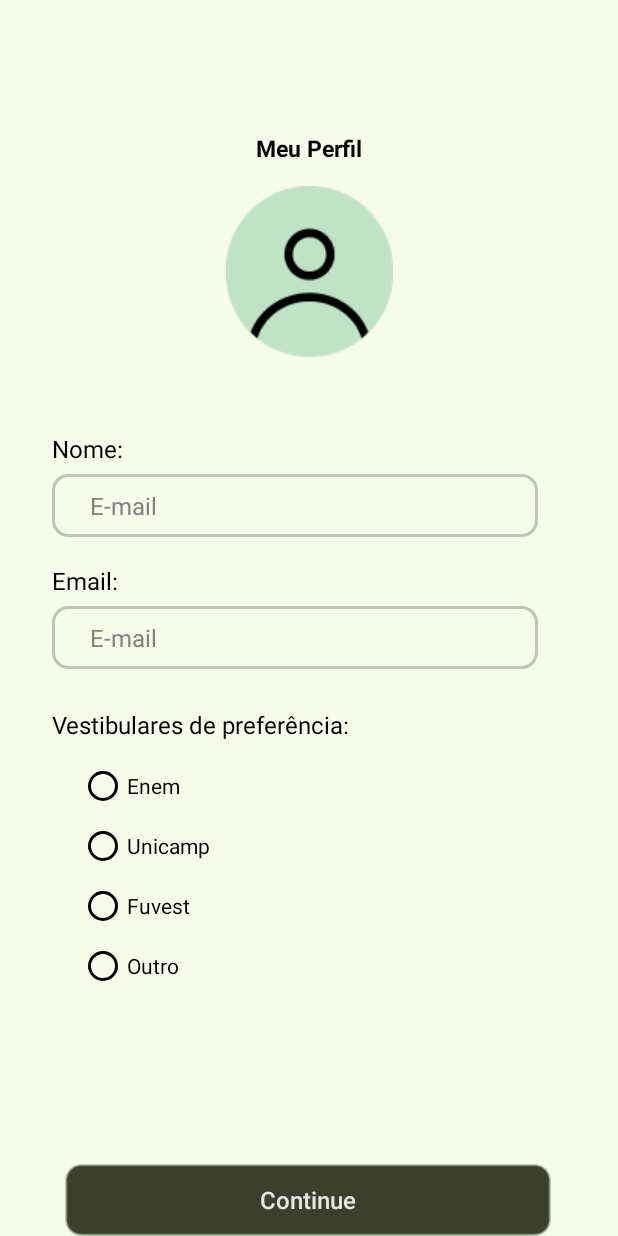
After one commit to phnrezende/trabalho_marta, an Android app: the LoginActivity screen opened directly, with no data from a screen before it, on a phone screen of 412 x 824 dp. The commit adds this screen. Run offline under Robolectric (Android 15) with nearby library versions, the phone set to English and light mode, and no system bars.

Commit message:
Segunda Tela de preferências de usuário pronto

```diff
--- a/app/src/main/AndroidManifest.xml
+++ b/app/src/main/AndroidManifest.xml
@@ -13,6 +13,9 @@
         android:theme="@style/Theme.Trabalho"
         tools:targetApi="31">
         <activity
+            android:name=".LoginActivity"
+            android:exported="false" />
+        <activity
             android:name=".SplashActivity"
             android:exported="true">
             <intent-filter>
@@ -22,8 +25,8 @@
             </intent-filter>
         </activity>
         <activity
-        android:name=".MainActivity"
-        android:exported="false" />
+            android:name=".MainActivity"
+            android:exported="false" />
     </application>
 
 </manifest>
--- /dev/null
+++ b/app/src/main/java/com/pedro/trabalho/LoginActivity.kt
@@ -0,0 +1,22 @@
+package com.pedro.trabalho
+
+import android.os.Bundle
+import androidx.activity.enableEdgeToEdge
+import androidx.appcompat.app.AppCompatActivity
+import androidx.core.view.ViewCompat
+import androidx.core.view.WindowInsetsCompat
+
+class LoginActivity : AppCompatActivity() {
+    override fun onCreate(savedInstanceState: Bundle?) {
+        super.onCreate(savedInstanceState)
+        enableEdgeToEdge()
+        setContentView(R.layout.activity_login)
+        ViewCompat.setOnApplyWindowInsetsListener(findViewById(R.id.main)) { v, insets ->
+            val systemBars = insets.getInsets(WindowInsetsCompat.Type.systemBars())
+            v.setPadding(systemBars.left, systemBars.top, systemBars.right, systemBars.bottom)
+            insets
+
+
+        }
+    }
+}
--- a/app/src/main/java/com/pedro/trabalho/MainActivity.kt
+++ b/app/src/main/java/com/pedro/trabalho/MainActivity.kt
@@ -11,11 +11,14 @@ import com.pedro.trabalho.databinding.ActivityMainBinding
 class MainActivity : AppCompatActivity() {
 
     private lateinit var binding: ActivityMainBinding
-
     override fun onCreate(savedInstanceState: Bundle?) {
         super.onCreate(savedInstanceState)
         binding = ActivityMainBinding.inflate(layoutInflater)
         setContentView(binding.root)
 
-    }
-}
+        binding.continuar.setOnClickListener {
+            val intent = Intent(this, LoginActivity::class.java)
+            startActivity(intent)
+
+        }
+}}
--- /dev/null
+++ b/app/src/main/res/layout/activity_login.xml
@@ -0,0 +1,187 @@
+<?xml version="1.0" encoding="utf-8"?>
+<androidx.constraintlayout.widget.ConstraintLayout xmlns:android="http://schemas.android.com/apk/res/android"
+    xmlns:app="http://schemas.android.com/apk/res-auto"
+    xmlns:tools="http://schemas.android.com/tools"
+    android:id="@+id/main"
+    android:layout_width="match_parent"
+    android:layout_height="match_parent"
+    android:background="@color/fundo"
+    tools:context=".LoginActivity"
+    tools:layout_editor_absoluteX="0dp"
+    tools:layout_editor_absoluteY="-8dp">
+
+    <ImageView
+        android:id="@+id/imageView"
+        android:layout_width="wrap_content"
+        android:layout_height="wrap_content"
+        android:layout_marginTop="36dp"
+        app:layout_constraintEnd_toEndOf="parent"
+        app:layout_constraintStart_toStartOf="parent"
+        app:layout_constraintTop_toTopOf="@+id/texto1"
+        app:srcCompat="@drawable/generic_avatar2" />
+
+    <EditText
+        android:id="@+id/edit_text_email"
+        android:layout_width="324dp"
+        android:layout_height="wrap_content"
+        android:layout_marginTop="192dp"
+        android:layout_weight="1"
+        android:background="@drawable/edittextnomesenha"
+        android:ems="10"
+        android:hint="E-mail"
+        android:inputType="text"
+        android:paddingHorizontal="25dp"
+        android:paddingVertical="10dp"
+        android:textColor="@color/caixinhalega"
+        android:textColorHint="@color/caixinhalega"
+        android:textSize="16dp"
+        app:layout_constraintStart_toStartOf="@+id/guideline"
+        app:layout_constraintTop_toTopOf="@+id/imageView" />
+
+    <EditText
+        android:id="@+id/edit_text_email2"
+        android:layout_width="324dp"
+        android:layout_height="wrap_content"
+        android:layout_marginTop="280dp"
+        android:layout_weight="1"
+        android:background="@drawable/edittextnomesenha"
+        android:ems="10"
+        android:hint="E-mail"
+        android:inputType="text"
+        android:paddingHorizontal="25dp"
+        android:paddingVertical="10dp"
+        android:textColor="@color/caixinhalega"
+        android:textColorHint="@color/caixinhalega"
+        android:textSize="16dp"
+        app:layout_constraintStart_toStartOf="@+id/guideline"
+        app:layout_constraintTop_toTopOf="@+id/imageView" />
+
+    <TextView
+        android:id="@+id/texto2"
+        android:layout_width="wrap_content"
+        android:layout_height="wrap_content"
+        android:layout_marginTop="164dp"
+        android:contentDescription="@null"
+        android:text="Nome:"
+        android:textColor="@color/black"
+        android:textSize="16dp"
+        app:layout_constraintStart_toStartOf="@+id/guideline"
+        app:layout_constraintTop_toTopOf="@+id/imageView" />
+
+    <TextView
+        android:id="@+id/textView2"
+        android:layout_width="wrap_content"
+        android:layout_height="wrap_content"
+        android:layout_marginTop="252dp"
+        android:contentDescription="@null"
+        android:text="Email:"
+        android:textColor="@color/black"
+        android:textSize="16dp"
+
+        app:layout_constraintStart_toStartOf="@+id/guideline"
+        app:layout_constraintTop_toTopOf="@+id/imageView" />
+
+    <TextView
+        android:id="@+id/textView3"
+        android:layout_width="wrap_content"
+        android:layout_height="wrap_content"
+        android:layout_marginTop="348dp"
+        android:contentDescription="@null"
+        android:text="Vestibulares de preferência:"
+        android:textColor="@color/black"
+        android:textSize="16dp"
+        app:layout_constraintStart_toStartOf="@+id/guideline"
+        app:layout_constraintTop_toTopOf="@+id/imageView" />
+
+    <RadioButton
+        android:id="@+id/radioButton2"
+        android:layout_width="wrap_content"
+        android:layout_height="wrap_content"
+        android:layout_marginTop="76dp"
+        android:text="Unicamp"
+        android:textColor="@color/black"
+        android:buttonTint="@color/black"
+        app:layout_constraintStart_toStartOf="@+id/guideline2"
+        app:layout_constraintTop_toTopOf="@+id/textView3" />
+
+    <RadioButton
+        android:id="@+id/radioButton4"
+        android:layout_width="wrap_content"
+        android:layout_height="wrap_content"
+        android:layout_marginTop="156dp"
+        android:text="Outro"
+        android:textColor="@color/black"
+        android:buttonTint="@color/black"
+        app:layout_constraintStart_toStartOf="@+id/guideline2"
+        app:layout_constraintTop_toTopOf="@+id/textView3" />
+
+    <RadioButton
+        android:id="@+id/radioButton"
+        android:layout_width="wrap_content"
+        android:layout_height="wrap_content"
+        android:layout_marginTop="36dp"
+        android:text="Enem"
+        android:textColor="@color/black"
+        android:buttonTint="@color/black"
+        app:layout_constraintStart_toStartOf="@+id/guideline2"
+        app:layout_constraintTop_toTopOf="@+id/textView3" />
+
+    <RadioButton
+        android:id="@+id/radioButton3"
+        android:layout_width="wrap_content"
+        android:layout_height="wrap_content"
+        android:layout_marginTop="116dp"
+        android:text="Fuvest"
+        android:textColor="@color/black"
+        android:buttonTint="@color/black"
+        app:layout_constraintStart_toStartOf="@+id/guideline2"
+        app:layout_constraintTop_toTopOf="@+id/textView3" />
+
+    <TextView
+        android:id="@+id/texto1"
+        android:layout_width="wrap_content"
+        android:layout_height="wrap_content"
+        android:layout_marginTop="88dp"
+        android:text="Meu Perfil"
+        android:textColor="@color/black"
+        android:textSize="15sp"
+        android:textStyle="bold"
+        app:layout_constraintEnd_toEndOf="parent"
+        app:layout_constraintStart_toStartOf="parent"
+        app:layout_constraintTop_toTopOf="parent" />
+
+    <Button
+        android:id="@+id/continuar"
+        android:layout_width="324dp"
+        android:layout_height="wrap_content"
+        android:layout_marginTop="688dp"
+        android:layout_weight="1"
+        android:background="@drawable/edittthosewhoknow"
+        android:gravity="center"
+        android:hint="Continue"
+        android:paddingHorizontal="25dp"
+        android:paddingVertical="10dp"
+        android:textColor="#E6E6E6"
+        android:textColorHint="#E6E6E6"
+        android:textSize="16dp"
+        app:layout_constraintEnd_toEndOf="parent"
+        app:layout_constraintHorizontal_bias="0.494"
+        app:layout_constraintStart_toStartOf="parent"
+        app:layout_constraintTop_toTopOf="@+id/texto1" />
+
+    <androidx.constraintlayout.widget.Guideline
+        android:id="@+id/guideline"
+        android:layout_width="wrap_content"
+        android:layout_height="wrap_content"
+        android:orientation="vertical"
+        app:layout_constraintGuide_begin="35dp" />
+
+    <androidx.constraintlayout.widget.Guideline
+        android:id="@+id/guideline2"
+        android:layout_width="wrap_content"
+        android:layout_height="wrap_content"
+        android:orientation="vertical"
+        app:layout_constraintGuide_begin="53dp" />
+
+
+</androidx.constraintlayout.widget.ConstraintLayout>
--- a/app/src/main/res/layout/activity_main.xml
+++ b/app/src/main/res/layout/activity_main.xml
@@ -5,7 +5,7 @@
     android:id="@+id/main"
     android:layout_width="match_parent"
     android:layout_height="match_parent"
-    android:background="#F7FBE9"
+    android:background="@color/fundo"
     tools:context=".MainActivity">
 
 
--- a/app/src/main/res/values/colors.xml
+++ b/app/src/main/res/values/colors.xml
@@ -3,4 +3,5 @@
     <color name="black">#FF000000</color>
     <color name="white">#FFFFFFFF</color>
     <color name="caixinhalega">#828282</color>
+    <color name="fundo">#F7FBE9</color>
 </resources>
```
Also changed, not shown: app/src/main/res/drawable/generic_avatar2.png (added).
